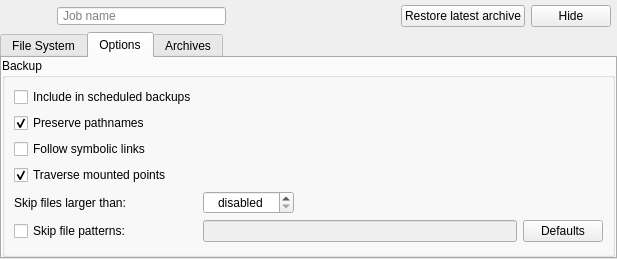
First picture: the form in forms/jobwidget.ui, repository Tarsnap/tarsnap-gui, before the edit.
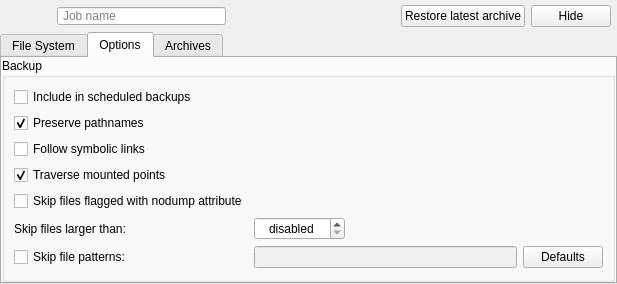
Second picture: the form after the edit. The open tabs and pages were chosen to show the change. Icons and pictures are not drawn. Custom widgets are drawn as their Qt base class.

Commit message:
Implement nodump setting for Jobs.
When enabled, files flagged as nodump in the file system will be skipped when backing up a job.

Diff of the .ui file:
```diff
--- a/forms/jobwidget.ui
+++ b/forms/jobwidget.ui
@@ -233,7 +233,7 @@
              <property name="spacing">
               <number>6</number>
              </property>
-             <item row="4" column="1">
+             <item row="5" column="1">
               <widget class="QSpinBox" name="skipFilesSizeSpinBox">
                <property name="enabled">
                 <bool>true</bool>
@@ -283,7 +283,7 @@
                </property>
               </widget>
              </item>
-             <item row="4" column="0">
+             <item row="5" column="0">
               <widget class="QLabel" name="label">
                <property name="text">
                 <string>Skip files larger than:</string>
@@ -303,7 +303,7 @@
                </property>
               </widget>
              </item>
-             <item row="6" column="0">
+             <item row="7" column="0">
               <spacer name="verticalSpacer">
                <property name="orientation">
                 <enum>Qt::Vertical</enum>
@@ -339,7 +339,7 @@
                </property>
               </widget>
              </item>
-             <item row="5" column="0">
+             <item row="6" column="0">
               <widget class="QCheckBox" name="skipFilesCheckBox">
                <property name="toolTip">
                 <string>Tarsnap will skip these file patterns for this Job</string>
@@ -349,7 +349,7 @@
                </property>
               </widget>
              </item>
-             <item row="5" column="1">
+             <item row="6" column="1">
               <widget class="QLineEdit" name="skipFilesLineEdit">
                <property name="enabled">
                 <bool>false</bool>
@@ -359,7 +359,7 @@
                </property>
               </widget>
              </item>
-             <item row="5" column="2">
+             <item row="6" column="2">
               <widget class="QPushButton" name="skipFilesDefaultsButton">
                <property name="toolTip">
                 <string>Fill with global settings value</string>
@@ -369,6 +369,16 @@
                </property>
               </widget>
              </item>
+             <item row="4" column="0">
+              <widget class="QCheckBox" name="skipNoDumpCheckBox">
+               <property name="toolTip">
+                <string>Some filesystems support this</string>
+               </property>
+               <property name="text">
+                <string>Skip files flagged with nodump attribute</string>
+               </property>
+              </widget>
+             </item>
             </layout>
            </widget>
           </item>
```
The commit also changes 11 other files.
